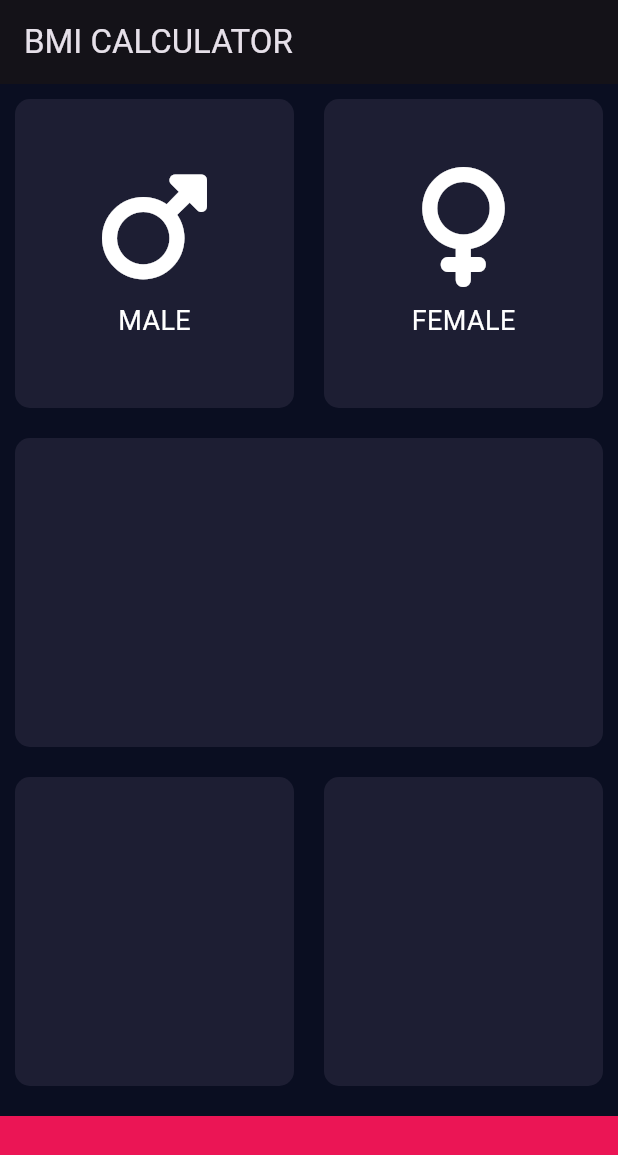
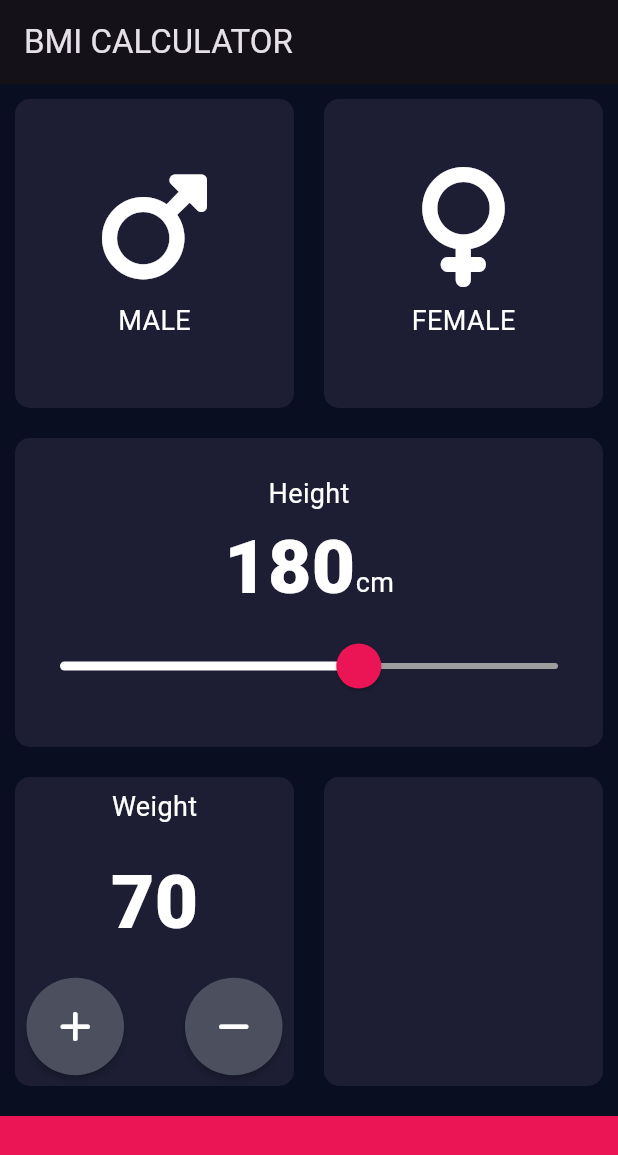
Before and after one commit to zeadab/bmi_calculator, a Flutter app: the screen it shows after launch, on a phone screen of 412 x 824 dp. Shown: the top 1155 px of the screen. Run offline on Flutter 3.47's test engine with Material 3 defaults, Android fonts, the phone set to English and light mode, and no system bars; our stand-ins replace font_awesome_flutter; missing offline and left inert: dart:ffi.

Commit message:
the slider for height is there and also the box for weight and the function for changing weight number , and also i build a new material for button (it is RoundActionButton)

```diff
--- /dev/null
+++ b/lib/constants/constans.dart
@@ -0,0 +1,15 @@
+import 'package:flutter/material.dart';
+
+final kTextStyle = const TextStyle(fontSize: 18.00, color: Colors.white);
+final kValuenumbers = TextStyle(
+  fontSize: 50.0,
+  color: Colors.white,
+  fontWeight: FontWeight.w900,
+);
+int kHeight = 180;
+int kWeight = 70;
+int kAge = 22;
+const kActivecardcolor = Color(341818);
+const kContainerCArdColor = Color(0XFF1D1E33);
+const kPopularPinkColor = Color(0xffeb1555);
+const kPopularPinkColorLight = Color(0x29eb1555);
--- a/lib/input_page.dart
+++ b/lib/input_page.dart
@@ -1,7 +1,11 @@
+import 'dart:ffi';
+
 import 'package:bmi_calculator/widgets/Cardinhalt.dart';
+import 'package:flutter/cupertino.dart';
 import 'package:flutter/material.dart';
 import 'package:font_awesome_flutter/font_awesome_flutter.dart';
 import 'package:bmi_calculator/widgets/REusablecard.dart';
+import 'package:bmi_calculator/constants/constans.dart';
 
 const buttomContainerHeight = 80.0;
 
@@ -20,16 +24,16 @@ class _InputPageState extends State<InputPage> {
         title: const Text('BMI CALCULATOR'),
       ),
       body: Column(
+        crossAxisAlignment: CrossAxisAlignment.stretch,
         children: [
           Expanded(
               child: Row(
             children: [
               Expanded(
                   child: Reusablecard(
-                        mcolor: maleCardColor =
-                        selecteGender == Gender.male
-                            ? activecardcolor
-                            : containerCArdColor,
+                mcolor: maleCardColor = selecteGender == Gender.male
+                    ? kActivecardcolor
+                    : kContainerCArdColor,
                 cardChild:
                     cardInhalt(icon: FontAwesomeIcons.mars, label: "MALE"),
                 onpress: () {
@@ -41,11 +45,10 @@ class _InputPageState extends State<InputPage> {
               Expanded(
                   child: Reusablecard(
                 mcolor: femaleCardColor = selecteGender == Gender.female
-                            ? activecardcolor
-                            : containerCArdColor,
+                    ? kActivecardcolor
+                    : kContainerCArdColor,
                 cardChild:
-                        cardInhalt(
-                            icon: FontAwesomeIcons.venus, label: "FEMALE"),
+                    cardInhalt(icon: FontAwesomeIcons.venus, label: "FEMALE"),
                 onpress: () {
                   setState(() {
                     selecteGender = Gender.female;
@@ -54,18 +57,115 @@ class _InputPageState extends State<InputPage> {
               )),
             ],
           )),
-          Expanded(child: Reusablecard(mcolor: containerCArdColor)),
+          Expanded(
+              child: Reusablecard(
+                  mcolor: kContainerCArdColor,
+                  cardChild: Column(
+                      mainAxisAlignment: MainAxisAlignment.center,
+                      crossAxisAlignment: CrossAxisAlignment.center,
+                      children: [
+                        Text(
+                          'Height',
+                          style: kTextStyle,
+                        ),
+                        Row(
+                          crossAxisAlignment: CrossAxisAlignment.baseline,
+                          mainAxisAlignment: MainAxisAlignment.center,
+                          textBaseline: TextBaseline.alphabetic,
+                          children: [
+                            Text(
+                              kHeight.toString(),
+                              style: kValuenumbers,
+                            ),
+                            Text(
+                              'cm',
+                              style: kTextStyle,
+                            )
+                          ],
+                        ),
+                        SliderTheme(
+                          data: SliderTheme.of(context).copyWith(
+                            thumbShape:
+                                RoundSliderThumbShape(enabledThumbRadius: 15.0),
+                            thumbColor: kPopularPinkColor,
+                            overlayShape:
+                                RoundSliderThumbShape(enabledThumbRadius: 30.0),
+                            overlayColor: kPopularPinkColorLight,
+                            activeTrackColor: Colors.white,
+                            inactiveTrackColor: Colors.grey,
+                          ),
+                          child: Slider(
+                              value: kHeight.toDouble(),
+                              min: 120.0,
+                              max: 220.0,
+                              onChanged: (double theValue) {
+                                setState(() {
+                                  kHeight = theValue.round();
+                                });
+                              }),
+                        ),
+                      ]))),
           Expanded(
               child: Row(
             children: [
-                  Expanded(child: Reusablecard(mcolor: containerCArdColor)),
-                  Expanded(child: Reusablecard(mcolor: containerCArdColor)),
+              Expanded(
+                  child: Reusablecard(
+                mcolor: kContainerCArdColor,
+                cardChild: Column(
+                  mainAxisAlignment: MainAxisAlignment.spaceEvenly,
+                  children: [
+                    Text(
+                      'Weight',
+                      style: kTextStyle,
+                    ),
+                    SizedBox(
+                      width: 10.0,
+                    ),
+                    Text(
+                      kWeight.toString(),
+                      style: kValuenumbers,
+                    ),
+                    SizedBox(
+                      width: 30.0,
+                    ),
+                    Row(
+                      mainAxisAlignment: MainAxisAlignment.spaceAround,
+                      crossAxisAlignment: CrossAxisAlignment.baseline,
+                      textBaseline: TextBaseline.alphabetic,
+                      children: [
+                        RounActionButton(
+                          calculate: () {
+                            setState(() {
+                              kWeight++;
+                              print('pressed');
+                            });
+                          },
+                          iconNeeded: FontAwesomeIcons.plus,
+                        ),
+                        SizedBox(
+                          width: 10.0,
+                        ),
+                        RounActionButton(
+                          calculate: () {
+                            setState(() {
+                              kWeight++;
+                              print('pressed');
+                            });
+                          },
+                          iconNeeded: FontAwesomeIcons.minus,
+                        )
+                      ],
+                    ),
+                  ],
+                ),
+              )),
+              Expanded(child: Reusablecard(mcolor: kContainerCArdColor)),
             ],
           )),
           Container(
             margin: const EdgeInsets.only(top: 10),
             width: double.infinity,
-            color: const Color(0xffeb1555),
+            color: kPopularPinkColor,
             height: buttomContainerHeight,
           )
         ],
@@ -73,3 +173,21 @@ class _InputPageState extends State<InputPage> {
     );
   }
 }
+
+class RounActionButton extends StatelessWidget {
+  RounActionButton({required this.iconNeeded, required this.calculate});
+
+  final IconData iconNeeded;
+  final Function() calculate;
+
+  @override
+  Widget build(BuildContext context) {
+    return RawMaterialButton(
+      onPressed: calculate,
+      fillColor: Color(0xFF4C4F5E),
+      child: Icon(iconNeeded),
+      constraints: BoxConstraints.tightFor(width: 65.0, height: 65.0),
+      shape: CircleBorder(),
+    );
+  }
+}
--- a/lib/widgets/Cardinhalt.dart
+++ b/lib/widgets/Cardinhalt.dart
@@ -1,12 +1,10 @@
 import 'package:flutter/material.dart';
+import 'package:bmi_calculator/constants/constans.dart';
 class cardInhalt extends StatelessWidget {
    cardInhalt({
      required this.icon, required this.label
   });
-  final textStyle = const TextStyle(
-      fontSize: 18.00,
-      color: Colors.white
-  );
+
   final IconData icon;
   final String label;
   @override
@@ -21,7 +19,7 @@ class cardInhalt extends StatelessWidget {
         SizedBox(height: 10.0), // Adjusted height for spacing
         Text(
           label,
-          style: textStyle,
+          style: kTextStyle,
         ),
       ],
     );
--- a/lib/widgets/REusablecard.dart
+++ b/lib/widgets/REusablecard.dart
@@ -1,12 +1,9 @@
 import 'package:flutter/material.dart';
-
-const activecardcolor = Color(341818);
-const containerCArdColor = Color(0XFF1D1E33);
-
+import 'package:bmi_calculator/constants/constans.dart';
 enum Gender { male, female }
 
-Color maleCardColor = containerCArdColor;
-Color femaleCardColor = containerCArdColor;
+Color maleCardColor = kContainerCArdColor;
+Color femaleCardColor = kContainerCArdColor;
 
 class Reusablecard extends StatelessWidget {
   Reusablecard({required this.mcolor, this.cardChild, this.onpress});
```
Lines whose indentation alone changed are shown as unchanged.
